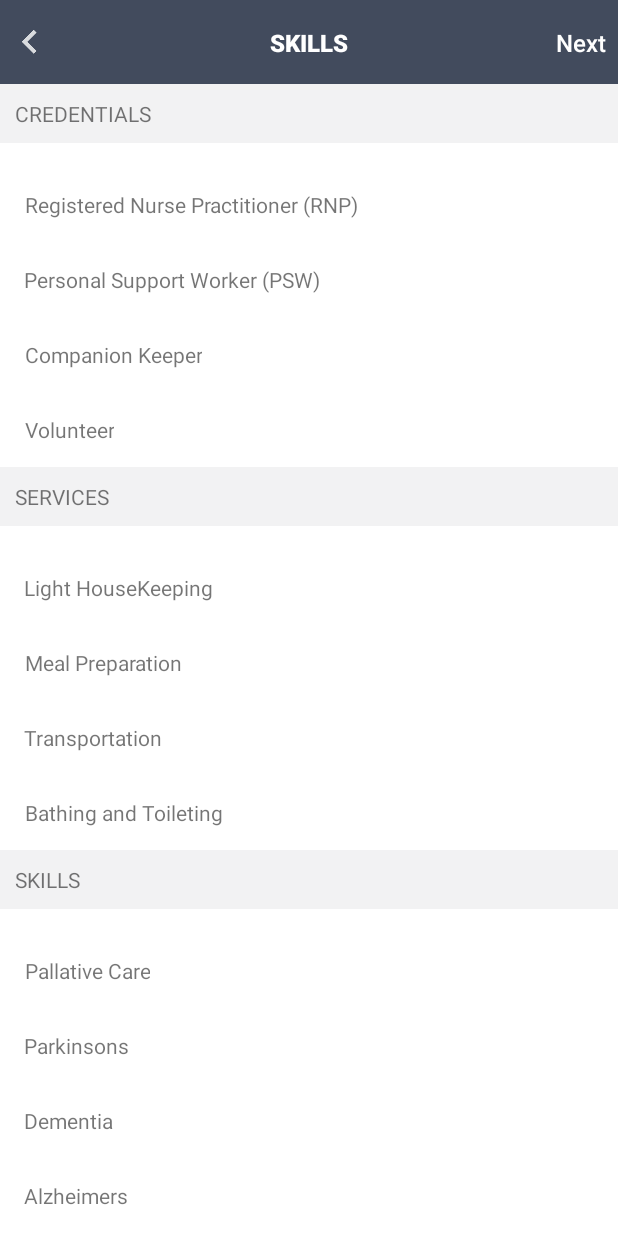
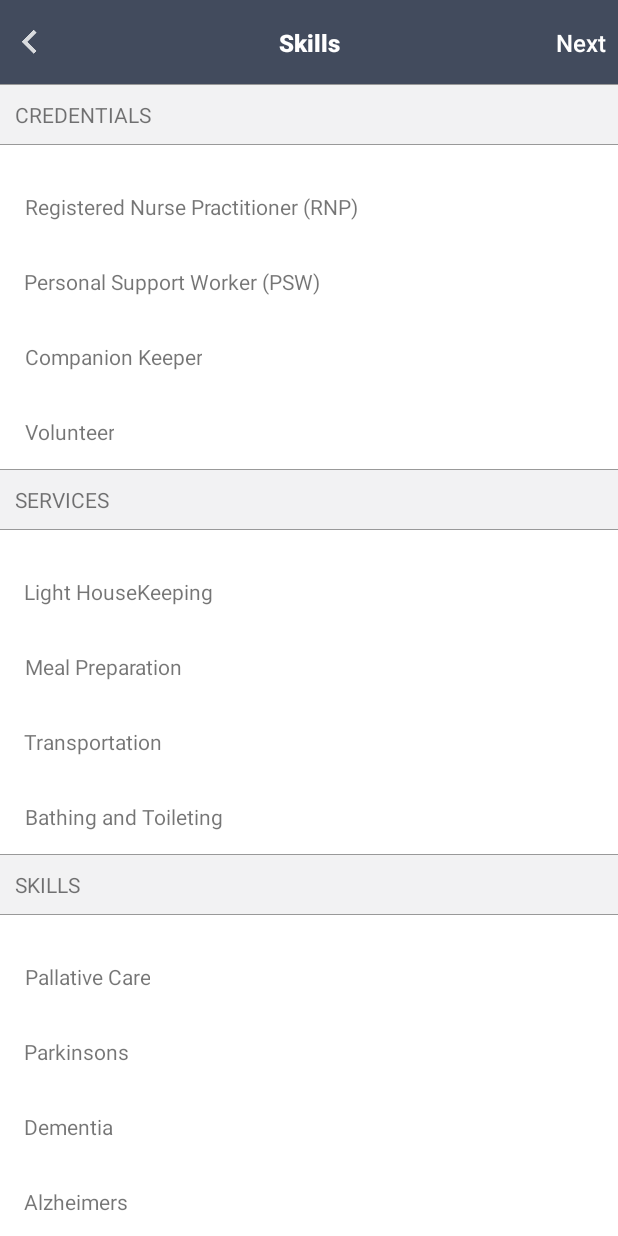
Before and after one commit to abdulrehman63/CareMapAndroid, an Android app: the SkillsActivity screen opened directly, with no data from a screen before it, on a phone screen of 412 x 824 dp. Run offline under Robolectric (Android 15) with nearby library versions, the light colour scheme and no system bars; our stand-ins replace CircleImageView.

Commit message:
Resolved UI issues

```diff
--- a/CareMap/app/src/main/java/com/square63/caremap/ui/DaysSelectionActivity.java
+++ b/CareMap/app/src/main/java/com/square63/caremap/ui/DaysSelectionActivity.java
@@ -69,7 +69,7 @@ public class DaysSelectionActivity extends AppCompatActivity {
 
         titileToolbar = (TextView)findViewById(R.id.toolbarTittle);
         toolbarTitleRight = (TextView)findViewById(R.id.toolbarTitleRight);
-        titileToolbar.setText("Availability");
+        titileToolbar.setText("Your Availability");
         toolbarTitleRight.setText("Next");
         toolbarTitleRight.setOnClickListener(new View.OnClickListener() {
             @Override
--- a/CareMap/app/src/main/java/com/square63/caremap/ui/SkillsActivity.java
+++ b/CareMap/app/src/main/java/com/square63/caremap/ui/SkillsActivity.java
@@ -95,6 +95,7 @@ public class SkillsActivity extends AppCompatActivity {
         titileToolbar = (TextView)findViewById(R.id.toolbarTittle);
         toolbarTitleRight = (TextView)findViewById(R.id.toolbarTitleRight);
         titileToolbar.setText("Skills");
+        titileToolbar.setAllCaps(false);
         toolbarTitleRight.setText("Next");
         toolbarTitleRight.setOnClickListener(new View.OnClickListener() {
             @Override
--- a/CareMap/app/src/main/res/layout/activity_days_selection.xml
+++ b/CareMap/app/src/main/res/layout/activity_days_selection.xml
@@ -87,7 +87,7 @@
             android:layout_height="wrap_content"
             style="@style/day_text_style"
             android:layout_weight="1"
-            android:text="Thur"/>
+            android:text="Thu"/>
         <TextView
             android:layout_width="wrap_content"
             android:layout_height="wrap_content"
--- a/CareMap/app/src/main/res/layout/activity_personal_info.xml
+++ b/CareMap/app/src/main/res/layout/activity_personal_info.xml
@@ -99,7 +99,9 @@
         <View
             android:layout_width="match_parent"
             android:layout_height="1dp"
-            android:layout_marginTop="8dp"
+            android:layout_marginTop="16dp"
+            android:layout_marginStart="5dp"
+            android:layout_marginEnd="5dp"
             style="@style/line_style" />
 
         <TextView
@@ -154,6 +156,8 @@
         android:layout_height="2px"
         android:layout_marginTop="10dp"
         style="@style/line_style"
+        android:layout_marginStart="16dp"
+        android:layout_marginEnd="16dp"
         app:layout_constraintStart_toStartOf="parent"
         app:layout_constraintTop_toBottomOf="@+id/txtAddLicense"/>
 
--- a/CareMap/app/src/main/res/layout/activity_skills.xml
+++ b/CareMap/app/src/main/res/layout/activity_skills.xml
@@ -20,13 +20,17 @@
     app:layout_constraintTop_toBottomOf="@+id/include">
 
 
-<android.support.constraint.ConstraintLayout
+<LinearLayout
     android:layout_width="match_parent"
     android:layout_height="wrap_content"
     android:background="@android:color/white"
-    tools:context=".ui.DaysSelectionActivity">
+    tools:context=".ui.DaysSelectionActivity"
+    android:orientation="vertical">
 
-
+    <View
+        android:layout_width="match_parent"
+        android:layout_height="1px"
+        style="@style/line_style"/>
     <TextView
         android:id="@+id/txtCredentials"
         android:layout_width="match_parent"
@@ -38,6 +42,10 @@
         app:layout_constraintStart_toStartOf="parent"
 
         android:padding="10dp"/>
+    <View
+        android:layout_width="match_parent"
+        android:layout_height="1px"
+        style="@style/line_style"/>
     <android.support.v7.widget.RecyclerView
         android:id="@+id/recyclerView"
         android:layout_width="wrap_content"
@@ -49,6 +57,10 @@
         app:layout_constraintTop_toBottomOf="@+id/txtCredentials">
 
     </android.support.v7.widget.RecyclerView>
+    <View
+        android:layout_width="match_parent"
+        android:layout_height="1px"
+        style="@style/line_style"/>
     <TextView
         android:id="@+id/txtServices"
         android:layout_width="match_parent"
@@ -60,6 +72,10 @@
         app:layout_constraintStart_toStartOf="parent"
         app:layout_constraintTop_toBottomOf="@+id/recyclerView"
         android:padding="10dp"/>
+    <View
+        android:layout_width="match_parent"
+        android:layout_height="1px"
+        style="@style/line_style"/>
     <android.support.v7.widget.RecyclerView
         android:id="@+id/recyclerViewServices"
         android:layout_width="wrap_content"
@@ -71,6 +87,10 @@
         app:layout_constraintTop_toBottomOf="@+id/txtServices">
 
     </android.support.v7.widget.RecyclerView>
+    <View
+        android:layout_width="match_parent"
+        android:layout_height="1px"
+        style="@style/line_style"/>
     <TextView
         android:id="@+id/txtSkills"
         android:layout_width="match_parent"
@@ -82,6 +102,10 @@
         app:layout_constraintStart_toStartOf="parent"
         app:layout_constraintTop_toBottomOf="@+id/recyclerViewServices"
         android:padding="10dp"/>
+    <View
+        android:layout_width="match_parent"
+        android:layout_height="1px"
+        style="@style/line_style"/>
     <android.support.v7.widget.RecyclerView
         android:id="@+id/recyclerViewSkills"
         android:layout_width="wrap_content"
@@ -94,6 +118,6 @@
 
     </android.support.v7.widget.RecyclerView>
 
-</android.support.constraint.ConstraintLayout>
+</LinearLayout>
 </ScrollView>
 </android.support.constraint.ConstraintLayout>
--- a/CareMap/app/src/main/res/values/colors.xml
+++ b/CareMap/app/src/main/res/values/colors.xml
@@ -1,8 +1,8 @@
 <?xml version="1.0" encoding="utf-8"?>
 <resources>
     <color name="colorPrimary">#424b5d</color>
-    <color name="colorPrimaryDark">#303F9F</color>
-    <color name="colorAccent">#FF4081</color>
+    <color name="colorPrimaryDark">#424b5d</color>
+    <color name="colorAccent">#424b5d</color>
 
 
 
```
Also changed, not shown: CareMap/app/src/main/res/layout/activity_create_provider_profile.xml (+10 -1 lines).
